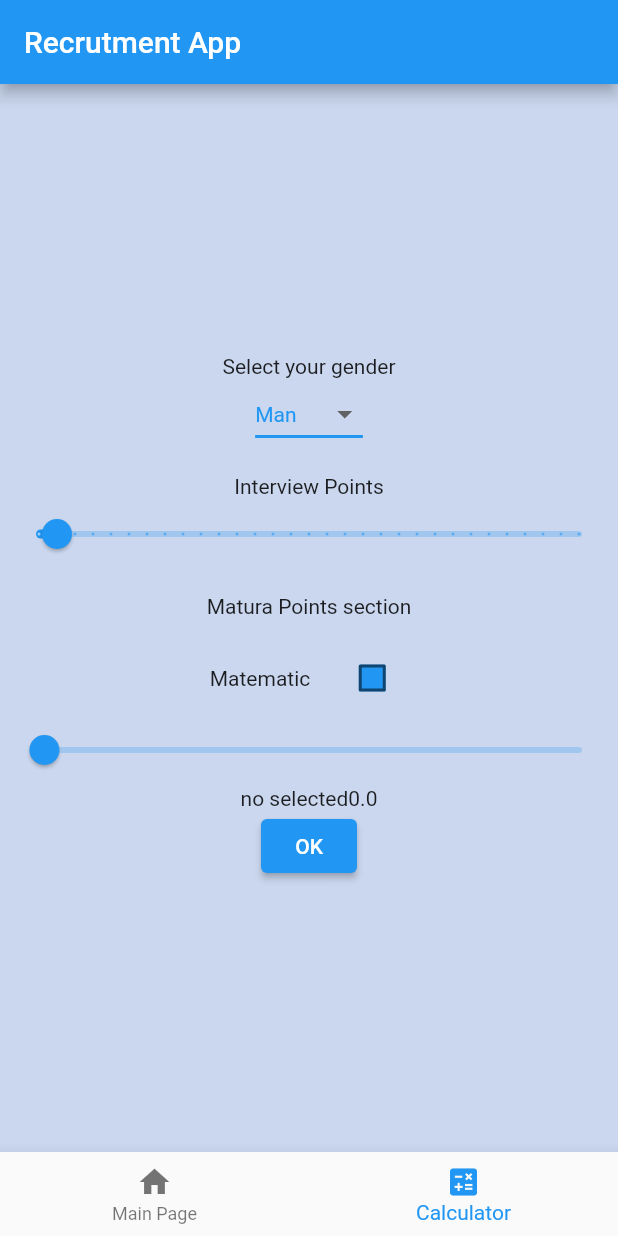
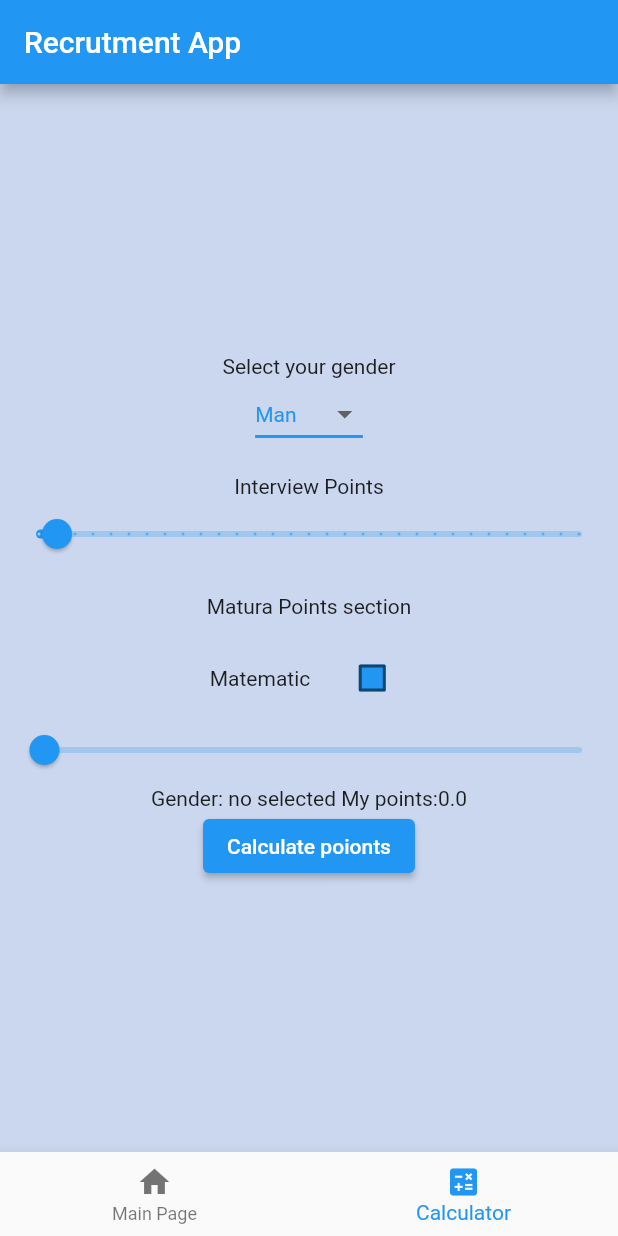
Before and after one commit to ku6a-cj/flutter_rectuitment_app, a Flutter app: the screen it shows after launch, item 2 of the bottom bar chosen, on a phone screen of 412 x 824 dp. Run offline on Flutter 3.47's test engine with Material 2 defaults, Android fonts, the light colour scheme and no system bars.

Commit message:
layout changes

```diff
--- a/lib/main.dart
+++ b/lib/main.dart
@@ -67,7 +67,8 @@ class _FirstPageState extends State<FirstPage> {
                 },
                 child: const Text('Add to counter'),
                 ),
-
+                Text(''),
+              Text("My points form last simulation: "+pointsResoult.toString()),
             ],
           ),
         ) : Container(
@@ -97,7 +98,7 @@ class _FirstPageState extends State<FirstPage> {
                 ],
               ),
               SubjectSlider1(),
-              Text(sex + pointsResoult.toString()),
+              Text("Gender: "+sex + " My points:" +pointsResoult.toString()),
               ElevatedButton(onPressed: (){
                 setState(() {
                   sex = sex;
@@ -108,7 +109,7 @@ class _FirstPageState extends State<FirstPage> {
                     pointsResoult=pointsResoult+_subject1SliderValue*0.45*0.5;
                   }
                 });
-              }, child: const Text('OK')),
+              }, child: const Text('Calculate poionts')),
              ]
             )
         )
```
